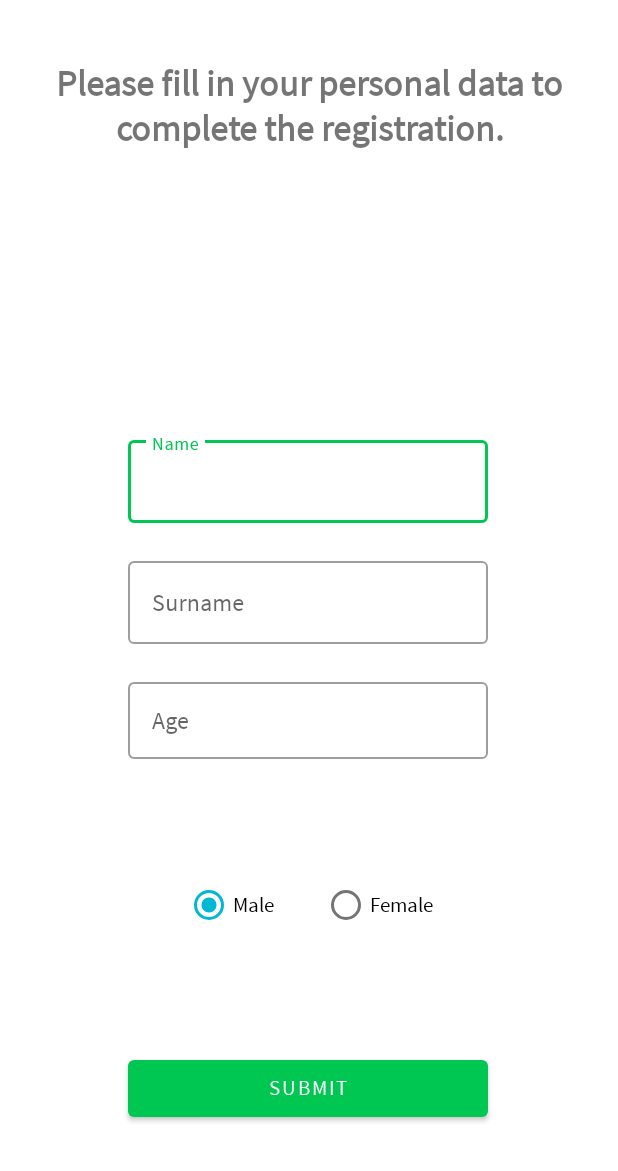
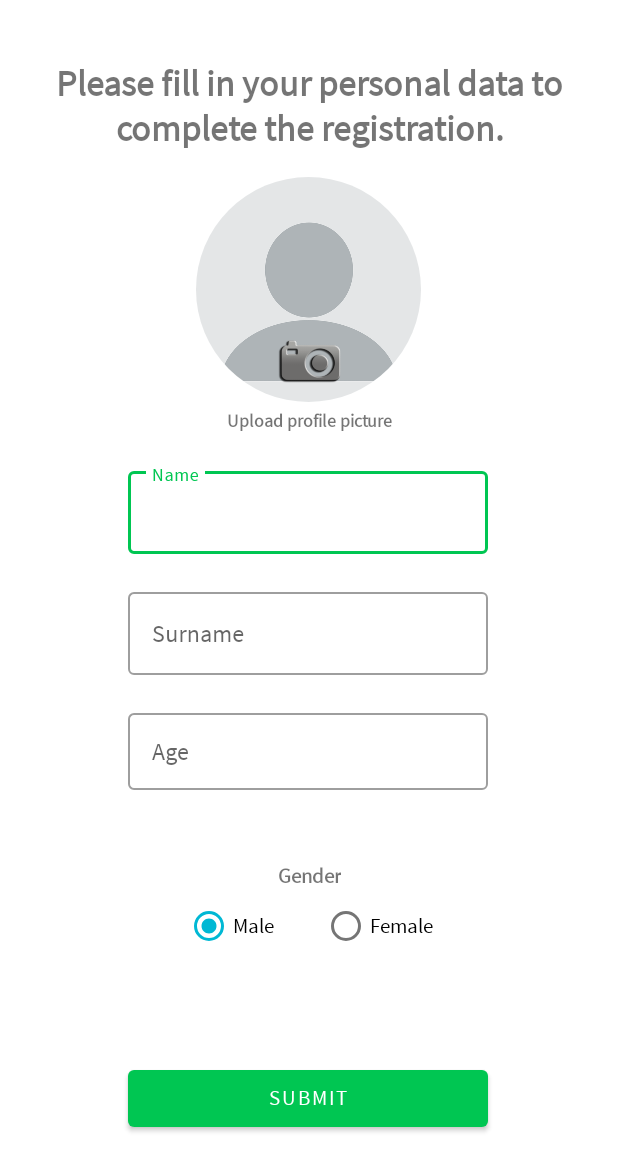
Before and after one commit to MatteoFilosa/easyEvent, an Android app: the UserInfosActivity screen opened directly, with no data from a screen before it, on a phone screen of 412 x 824 dp. Shown: the top 1171 px of the screen. Run offline under Robolectric (Android 15) with nearby library versions, the phone set to English and light mode, and no system bars; our stand-ins replace CircleImageView, Firebase (no records; nobody signed in at launch, a user with empty details on screens opened directly); libraries missing offline, so code that uses them is left out: com.firebase.ui; pictures from the network do not load; 1 statement that could not run was skipped.

Commit message:
Profile pic

```diff
--- a/app/build.gradle
+++ b/app/build.gradle
@@ -46,6 +46,9 @@ dependencies {
     implementation 'com.firebaseui:firebase-ui-auth:7.2.0'
     implementation 'com.google.android.material:material:1.2.1'
     implementation 'de.hdodenhof:circleimageview:3.1.0'
+    implementation 'org.jetbrains.kotlinx:kotlinx-coroutines-play-services:1.1.1'
+    implementation 'org.jetbrains.kotlinx:kotlinx-coroutines-core:1.3.5'
+    implementation 'org.jetbrains.kotlinx:kotlinx-coroutines-android:1.3.5'
     // Import the Firebase BoM
     implementation platform('com.google.firebase:firebase-bom:29.0.1')
 
@@ -61,6 +64,7 @@ dependencies {
     implementation platform('com.google.firebase:firebase-bom:29.0.0')
     implementation 'com.google.firebase:firebase-database:19.2.1'
     implementation 'com.google.firebase:firebase-database-ktx:20.0.3'
+    implementation 'com.google.firebase:firebase-storage-ktx:20.0.0'
     testImplementation 'junit:junit:4.+'
     androidTestImplementation 'androidx.test.ext:junit:1.1.2'
     androidTestImplementation 'androidx.test.espresso:espresso-core:3.3.0'
--- a/app/src/main/AndroidManifest.xml
+++ b/app/src/main/AndroidManifest.xml
@@ -3,6 +3,7 @@
     package="com.example.easyEvent">
 
     <uses-permission android:name="android.permission.INTERNET" />
+    <uses-permission android:name="android.permission.READ_EXTERNAL_STORAGE" />
 
     <application
         android:allowBackup="true"
@@ -11,6 +12,9 @@
         android:roundIcon="@mipmap/ic_launcher_round"
         android:supportsRtl="true"
         android:theme="@style/Theme.EasyEventlogin">
+        <activity
+            android:name=".ProfileInfosActivity"
+            android:exported="false" />
         <activity
             android:name=".UserInfosActivity"
             android:exported="false" />
--- a/app/src/main/java/com/example/easyEvent/User.kt
+++ b/app/src/main/java/com/example/easyEvent/User.kt
@@ -1,4 +1,6 @@
 package com.example.easyEvent
+
+import android.net.Uri
 
 data class User(val name:String, val surname:String, val age:Int, val gender:String){
     constructor(): this("","",0, "")
--- a/app/src/main/res/layout/activity_login.xml
+++ b/app/src/main/res/layout/activity_login.xml
@@ -25,6 +25,7 @@
         android:layout_width="wrap_content"
         android:layout_height="wrap_content"
         android:textSize="24sp"
+        app:passwordToggleEnabled="true"
         app:layout_constraintBottom_toBottomOf="parent"
         app:layout_constraintEnd_toEndOf="parent"
         app:layout_constraintHorizontal_bias="0.492"
--- a/app/src/main/res/layout/activity_user_infos.xml
+++ b/app/src/main/res/layout/activity_user_infos.xml
@@ -28,11 +28,26 @@
         android:layout_height="150dp"
         android:layout_marginTop="16dp"
         android:text="@string/select_profile_picture"
+        android:src="@drawable/default_propic"
         app:civ_border_color="#FF000000"
         app:layout_constraintEnd_toEndOf="parent"
         app:layout_constraintHorizontal_bias="0.498"
         app:layout_constraintStart_toStartOf="parent"
         app:layout_constraintTop_toBottomOf="@id/text_welcome" />
+
+    <TextView
+        android:id="@+id/upload_image"
+        android:layout_width="wrap_content"
+        android:layout_height="wrap_content"
+        android:text="@string/upload_profile_picture_here"
+        android:textAlignment="center"
+        android:textSize="12sp"
+        android:textStyle="bold"
+        app:layout_constraintBottom_toBottomOf="@id/name_form"
+        app:layout_constraintEnd_toEndOf="parent"
+        app:layout_constraintStart_toStartOf="parent"
+        app:layout_constraintTop_toBottomOf="@id/profile_image"
+        app:layout_constraintVertical_bias="0.053" />
 
     <com.google.android.material.textfield.TextInputLayout
         android:id="@+id/name_form"
@@ -43,10 +58,11 @@
         app:layout_constraintEnd_toEndOf="parent"
         app:layout_constraintHorizontal_bias="0.497"
         app:layout_constraintStart_toStartOf="parent"
-        app:layout_constraintTop_toBottomOf="@id/profile_image">
+        app:layout_constraintTop_toBottomOf="@id/upload_image">
 
         <com.google.android.material.textfield.TextInputEditText
             android:id="@+id/name_form_edit_text"
+            android:inputType="textCapSentences"
             android:layout_width="match_parent"
             android:layout_height="wrap_content" />
     </com.google.android.material.textfield.TextInputLayout>
@@ -64,6 +80,7 @@
 
         <com.google.android.material.textfield.TextInputEditText
             android:id="@+id/surname_form_edit_text"
+            android:inputType="textCapSentences"
             android:layout_width="match_parent"
             android:layout_height="wrap_content" />
     </com.google.android.material.textfield.TextInputLayout>
@@ -85,6 +102,20 @@
             android:layout_width="match_parent"
             android:layout_height="51dp" />
     </com.google.android.material.textfield.TextInputLayout>
+
+    <TextView
+        android:id="@+id/gender"
+        android:layout_width="wrap_content"
+        android:layout_height="wrap_content"
+        android:text="@string/gender"
+        android:textAlignment="center"
+        android:textSize="14sp"
+        android:textStyle="bold"
+        app:layout_constraintBottom_toTopOf="@id/radioGroup"
+        app:layout_constraintEnd_toEndOf="parent"
+        app:layout_constraintStart_toStartOf="parent"
+        app:layout_constraintTop_toBottomOf="@id/age_form"
+        app:layout_constraintVertical_bias="1.0" />
 
     <RadioGroup
         android:id="@+id/radioGroup"
--- a/app/src/main/res/values/strings.xml
+++ b/app/src/main/res/values/strings.xml
@@ -19,4 +19,7 @@
     <string name="female">Female</string>
     <string name="age">Age</string>
     <string name="select_profile_picture">Select Profile Picture</string>
+    <string name="upload_profile_picture_here">Upload profile picture</string>
+    <string name="gender">Gender</string>
+    <string name="email">email</string>
 </resources>
```
Also changed, not shown: app/src/main/java/com/example/easyEvent/ProfileInfosActivity.kt (added, +11 -0 lines), app/src/main/java/com/example/easyEvent/RegisterActivity.kt (+10 -0 lines), app/src/main/java/com/example/easyEvent/UserInfosActivity.kt (+79 -25 lines), app/src/main/res/layout/activity_profile_infos.xml (added, +9 -0 lines), app/src/main/res/layout/activity_register.xml (+24 -2 lines), app/src/main/res/drawable/default_propic.png (added), app/src/main/res/drawable/profile.jpeg (deleted).
